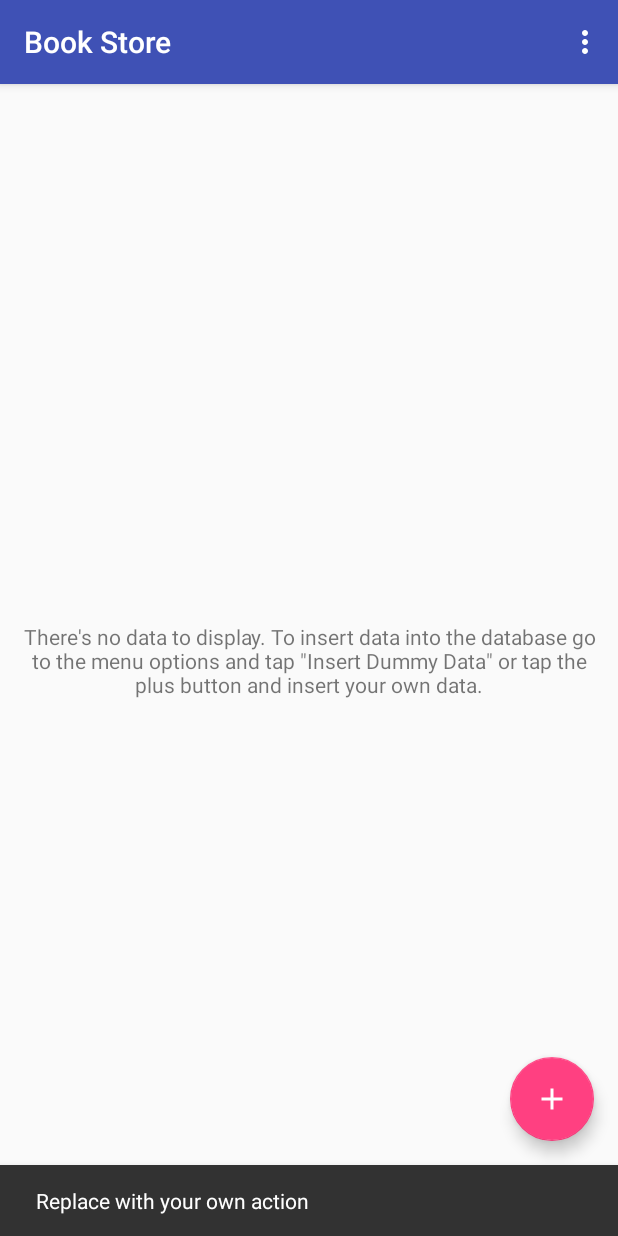
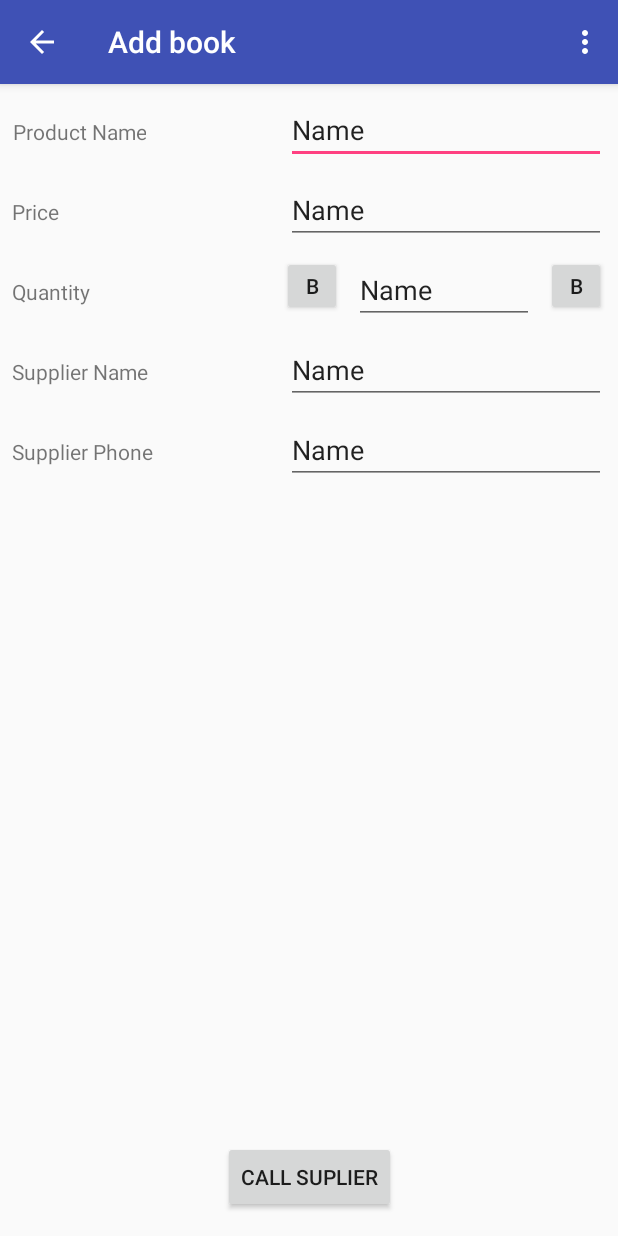
Before and after one commit to MichalZenczak/BookStore, an Android app: the screen it shows after launch (CatalogActivity before the commit, EditorActivity after it), after a tap on an icon or button, on a phone screen of 412 x 824 dp. Run offline under Robolectric (Android 15) with nearby library versions, the phone set to English and light mode, and no system bars.

Commit message:
change EditorActivity

```diff
--- a/app/src/main/AndroidManifest.xml
+++ b/app/src/main/AndroidManifest.xml
@@ -19,10 +19,14 @@
                 <category android:name="android.intent.category.LAUNCHER" />
             </intent-filter>
         </activity>
+
         <provider
+            android:name=".data.BookProvider"
             android:authorities="com.example.michal.bookstore"
-            android:name=".data.BookProvider"
             android:exported="false" />
+
+        <activity android:name=".EditorActivity"
+            android:parentActivityName=".CatalogActivity"/>
     </application>
 
 </manifest>
--- a/app/src/main/java/com/example/michal/bookstore/CatalogActivity.java
+++ b/app/src/main/java/com/example/michal/bookstore/CatalogActivity.java
@@ -1,7 +1,10 @@
 package com.example.michal.bookstore;
 
+import android.content.ContentUris;
 import android.content.ContentValues;
+import android.content.Intent;
 import android.database.Cursor;
+import android.net.Uri;
 import android.os.Bundle;
 import android.support.annotation.NonNull;
 import android.support.annotation.Nullable;
@@ -16,6 +19,7 @@ import android.util.Log;
 import android.view.View;
 import android.view.Menu;
 import android.view.MenuItem;
+import android.widget.AdapterView;
 import android.widget.ListView;
 import android.widget.TextView;
 import com.example.michal.bookstore.data.BookContract.BookEntry;
@@ -42,8 +46,8 @@ public class CatalogActivity extends AppCompatActivity implements LoaderManager.
         fab.setOnClickListener(new View.OnClickListener() {
             @Override
             public void onClick(View view) {
-                Snackbar.make(view, "Replace with your own action", Snackbar.LENGTH_LONG)
-                        .setAction("Action", null).show();
+                Intent addNewBookIntent = new Intent(CatalogActivity.this, EditorActivity.class);
+                startActivity(addNewBookIntent);
             }
         });
 
@@ -55,7 +59,16 @@ public class CatalogActivity extends AppCompatActivity implements LoaderManager.
         mBookCursorAdapter = new BookCursorAdapter(this,null);
         bookListView.setAdapter(mBookCursorAdapter);
 
-        //TODO: create onItemClickListener on list items
+        bookListView.setOnItemClickListener(new AdapterView.OnItemClickListener() {
+            @Override
+            public void onItemClick(AdapterView<?> parent, View view, int position, long id) {
+                Uri currentBookUri = ContentUris.withAppendedId(BookEntry.CONTENT_URI, id);
+                Log.i(LOG_TAG, currentBookUri.toString());
+                Intent editExistingBookIntent = new Intent(CatalogActivity.this, EditorActivity.class);
+                editExistingBookIntent.setData(currentBookUri);
+                startActivity(editExistingBookIntent);
+            }
+        });
 
         getSupportLoaderManager().initLoader(BOOK_LOADER,null,this);
     }
@@ -74,7 +87,7 @@ public class CatalogActivity extends AppCompatActivity implements LoaderManager.
         values.put(BookEntry.COLUMN_PRICE, rand.nextInt(100));
         values.put(BookEntry.COLUMN_QUANTITY, rand.nextInt(20));
         values.put(BookEntry.COLUMN_IN_STOCK, BookEntry.inStock_YES);
-        values.put(BookEntry.COLUMN_SUPPLIER_NAME, "Joe Doe");
+        values.put(BookEntry.COLUMN_SUPPLIER_NAME, "John Doe");
         values.put(BookEntry.COLUMN_SUPPLIER_PHONE_NUMBER, phoneNumber);
         getContentResolver().insert(BookEntry.CONTENT_URI, values);
     }
--- a/app/src/main/java/com/example/michal/bookstore/EditorActivity.java
+++ b/app/src/main/java/com/example/michal/bookstore/EditorActivity.java
@@ -1,4 +1,84 @@
 package com.example.michal.bookstore;
 
-public class EditorActivity {
+import android.content.Intent;
+import android.database.Cursor;
+import android.net.Uri;
+import android.support.annotation.NonNull;
+import android.support.annotation.Nullable;
+import android.support.v4.app.LoaderManager;
+import android.support.v4.content.CursorLoader;
+import android.support.v4.content.Loader;
+import android.support.v7.app.AppCompatActivity;
+import android.os.Bundle;
+import android.view.Menu;
+import android.view.MenuItem;
+import android.widget.EditText;
+
+import com.example.michal.bookstore.data.BookContract.BookEntry;
+
+public class EditorActivity extends AppCompatActivity implements LoaderManager.LoaderCallbacks<Cursor> {
+
+    private EditText mProductNameEditText;
+    private EditText mPriceEditText;
+    private EditText mQuantityEditText;
+    private EditText mSupplierNameEditText;
+    private EditText mSupplierPhoneEditText;
+    private Uri mCurrentBookUri;
+
+    @Override
+    protected void onCreate(Bundle savedInstanceState) {
+        super.onCreate(savedInstanceState);
+        setContentView(R.layout.activity_editor);
+
+        Intent intent = new Intent();
+        mCurrentBookUri = intent.getData();
+
+        if (mCurrentBookUri == null){
+            setTitle(R.string.editor_activity_title_new_book);
+        }else {
+            setTitle(R.string.editor_activity_title_edit_book);
+        }
+
+    }
+
+    @NonNull
+    @Override
+    public Loader<Cursor> onCreateLoader(int id, @Nullable Bundle args) {
+        String[] projection = {
+                BookEntry._ID,
+                BookEntry.COLUMN_PRODUCT_NAME,
+                BookEntry.COLUMN_PRICE,
+                BookEntry.COLUMN_QUANTITY,
+                BookEntry.COLUMN_SUPPLIER_NAME,
+                BookEntry.COLUMN_SUPPLIER_PHONE_NUMBER
+        };
+        return new CursorLoader(this,
+                mCurrentBookUri,
+                projection,
+                null,
+                null,
+                null
+        );
+    }
+
+    @Override
+    public void onLoadFinished(@NonNull Loader<Cursor> loader, Cursor data) {
+
+    }
+
+    @Override
+    public void onLoaderReset(@NonNull Loader<Cursor> loader) {
+
+    }
+
+    @Override
+    public boolean onCreateOptionsMenu(Menu menu) {
+        getMenuInflater().inflate(R.menu.menu_catalog, menu);
+        return true;
+    }
+
+    @Override
+    public boolean onOptionsItemSelected(MenuItem item) {
+        return super.onOptionsItemSelected(item);
+    }
 }
--- a/app/src/main/res/layout/activity_editor.xml
+++ b/app/src/main/res/layout/activity_editor.xml
@@ -90,7 +90,7 @@
 
     <EditText
         android:id="@+id/editText3"
-        android:layout_width="109dp"
+        android:layout_width="120dp"
         android:layout_height="wrap_content"
         android:layout_marginEnd="8dp"
         android:layout_marginTop="8dp"
--- a/app/src/main/res/layout/content_item.xml
+++ b/app/src/main/res/layout/content_item.xml
@@ -71,7 +71,8 @@
         app:layout_constraintEnd_toEndOf="parent"
         app:layout_constraintHorizontal_bias="0.96"
         app:layout_constraintStart_toStartOf="parent"
-        app:layout_constraintTop_toTopOf="parent" />
+        app:layout_constraintTop_toTopOf="parent"
+        android:focusable="false"/>
 
     <TextView
         android:id="@+id/value_price"
--- a/app/src/main/res/values/strings.xml
+++ b/app/src/main/res/values/strings.xml
@@ -6,4 +6,6 @@
         go to the menu options and tap \"Insert Dummy Data\" or tap the plus button and insert your own data.</string>
     <string name="action_insert_dummy_data">Insert Dummy Data</string>
     <string name="action_delete_all_data">Delete All Data</string>
+    <string name="editor_activity_title_new_book">Add book</string>
+    <string name="editor_activity_title_edit_book">Edit book</string>
 </resources>
```
